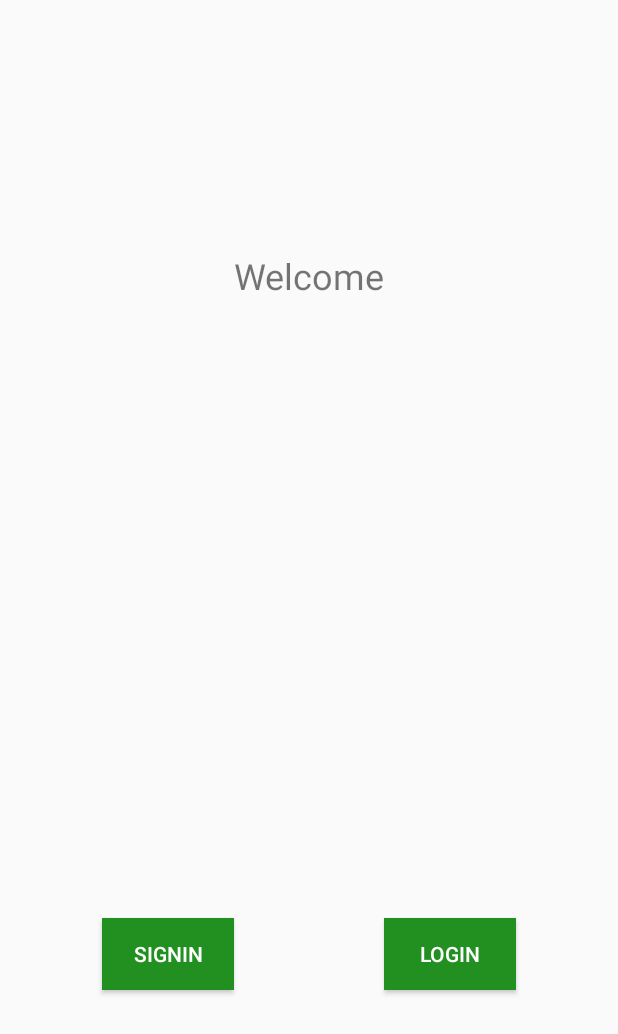
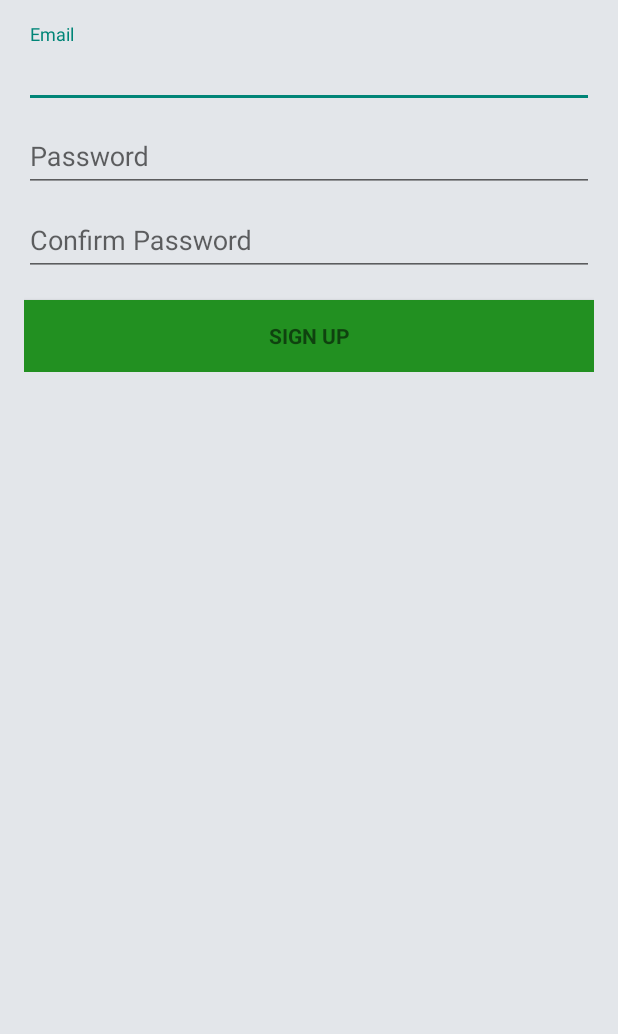
Before and after one commit to bariseymur/bookclub, an Android app: the screen it shows after launch (WelcomeActivity before the commit, SignupActivity after it), after a tap on "SIGNIN", on a phone screen of 412 x 824 dp. Shown: the top 1034 px of the screen. Run offline under Robolectric (Android 15) with nearby library versions, the phone set to English and light mode, and no system bars; 2 statements that could not run were skipped.

Commit message:
Customized WelcomeActivity, SignupActivity and LoginActivity

```diff
--- a/app/src/main/java/com/bookclub/app/bookclub/LoginActivity.java
+++ b/app/src/main/java/com/bookclub/app/bookclub/LoginActivity.java
@@ -28,6 +28,7 @@ import android.widget.AutoCompleteTextView;
 import android.widget.Button;
 import android.widget.EditText;
 import android.widget.TextView;
+import android.widget.Toast;
 
 import java.util.ArrayList;
 import java.util.List;
@@ -66,6 +67,10 @@ public class LoginActivity extends AppCompatActivity implements LoaderCallbacks<
     protected void onCreate(Bundle savedInstanceState) {
         super.onCreate(savedInstanceState);
         setContentView(R.layout.activity_login);
+
+        int i = (int)getIntent().getExtras().get("User");
+        Toast.makeText(this, i + "", Toast.LENGTH_SHORT).show();
+
         // Set up the login form.
         mEmailView = (AutoCompleteTextView) findViewById(R.id.email);
         populateAutoComplete();
@@ -311,6 +316,7 @@ public class LoginActivity extends AppCompatActivity implements LoaderCallbacks<
             try {
                 // Simulate network access.
                 Thread.sleep(2000);
+
             } catch (InterruptedException e) {
                 return false;
             }
--- a/app/src/main/java/com/bookclub/app/bookclub/WelcomeActivity.java
+++ b/app/src/main/java/com/bookclub/app/bookclub/WelcomeActivity.java
@@ -25,7 +25,7 @@ public class WelcomeActivity extends AppCompatActivity {
         loginButton.setOnClickListener(new View.OnClickListener() {
             @Override
             public void onClick(View v) {
-                Toast.makeText(WelcomeActivity.this, "Login Test", Toast.LENGTH_SHORT).show();
+                //Toast.makeText(WelcomeActivity.this, "Login Test", Toast.LENGTH_SHORT).show();
                 Intent intent = new Intent(WelcomeActivity.this, LoginActivity.class);
                 intent.putExtra("User", 873638);
                 startActivity(intent);
@@ -36,7 +36,9 @@ public class WelcomeActivity extends AppCompatActivity {
         signInButton.setOnClickListener(new View.OnClickListener() {
             @Override
             public void onClick(View v) {
-                Toast.makeText(WelcomeActivity.this, "Signin Test", Toast.LENGTH_SHORT).show();
+              //  Toast.makeText(WelcomeActivity.this, "Signin Test", Toast.LENGTH_SHORT).show();
+                Intent intent = new Intent(WelcomeActivity.this, SignupActivity.class);
+                startActivity(intent);
             }
         });
 
--- a/app/src/main/res/layout/activity_signup.xml
+++ b/app/src/main/res/layout/activity_signup.xml
@@ -2,6 +2,7 @@
     xmlns:tools="http://schemas.android.com/tools"
     android:layout_width="match_parent"
     android:layout_height="match_parent"
+    android:background="@color/backgroundColor"
     android:gravity="center_horizontal"
     android:orientation="vertical"
     android:paddingBottom="@dimen/activity_vertical_margin"
@@ -53,13 +54,33 @@
                     android:id="@+id/password"
                     android:layout_width="match_parent"
                     android:layout_height="wrap_content"
-                    android:hint="@string/prompt_password"
+                    android:hint="Password"
                     android:imeActionId="6"
                     android:imeActionLabel="@string/action_sign_in_short"
                     android:imeOptions="actionUnspecified"
                     android:inputType="textPassword"
                     android:maxLines="1"
                     android:singleLine="true" />
+
+
+            </android.support.design.widget.TextInputLayout>
+
+            <android.support.design.widget.TextInputLayout
+                android:layout_width="match_parent"
+                android:layout_height="wrap_content">
+
+                <EditText
+                    android:id="@+id/passwordConfirm"
+                    android:layout_width="match_parent"
+                    android:layout_height="wrap_content"
+                    android:hint="Confirm Password"
+                    android:imeActionId="6"
+                    android:imeActionLabel="@string/action_sign_in_short"
+                    android:imeOptions="actionUnspecified"
+                    android:inputType="textPassword"
+                    android:maxLines="1"
+                    android:singleLine="true" />
+
 
             </android.support.design.widget.TextInputLayout>
 
@@ -69,7 +90,8 @@
                 android:layout_width="match_parent"
                 android:layout_height="wrap_content"
                 android:layout_marginTop="16dp"
-                android:text="@string/action_sign_in"
+                android:background="@color/buttonColor"
+                android:text="Sign Up"
                 android:textStyle="bold" />
 
         </LinearLayout>
--- a/app/src/main/res/layout/activity_welcome.xml
+++ b/app/src/main/res/layout/activity_welcome.xml
@@ -4,54 +4,55 @@
     xmlns:tools="http://schemas.android.com/tools"
     android:layout_width="match_parent"
     android:layout_height="match_parent"
+    android:background="@color/backgroundColor"
     tools:context=".WelcomeActivity">
 
     <Button
         android:id="@+id/loginButton"
         style="@style/Widget.AppCompat.Button"
-        android:layout_width="wrap_content"
-        android:layout_height="wrap_content"
-        android:layout_marginBottom="164dp"
+        android:layout_width="0dp"
+        android:layout_height="48dp"
+        android:layout_marginBottom="10dp"
         android:layout_marginEnd="24dp"
         android:layout_marginStart="24dp"
-        android:background="#229021"
+        android:background="@color/buttonColor"
         android:ellipsize="middle"
-        android:radius="25px"
         android:text="Login"
         android:textColor="#FFFFFF"
-        app:layout_constraintBottom_toBottomOf="parent"
+        app:layout_constraintBottom_toTopOf="@+id/signInButton"
         app:layout_constraintEnd_toEndOf="parent"
-        app:layout_constraintHorizontal_bias="0.84"
+        app:layout_constraintHorizontal_bias="0.0"
         app:layout_constraintStart_toStartOf="parent" />
 
     <Button
         android:id="@+id/signInButton"
         style="@style/Widget.AppCompat.Button"
-        android:layout_width="wrap_content"
+        android:layout_width="0dp"
         android:layout_height="wrap_content"
-        android:layout_marginBottom="164dp"
+        android:layout_marginBottom="100dp"
         android:layout_marginEnd="24dp"
         android:layout_marginStart="24dp"
-        android:background="#229021"
+        android:background="@color/buttonColor"
         android:ellipsize="middle"
         android:radius="25px"
         android:text="SignIn"
         android:textColor="#FFFFFF"
         app:layout_constraintBottom_toBottomOf="parent"
         app:layout_constraintEnd_toEndOf="parent"
-        app:layout_constraintHorizontal_bias="0.16"
+        app:layout_constraintHorizontal_bias="0.0"
         app:layout_constraintStart_toStartOf="parent" />
 
 
     <TextView
         android:id="@+id/Text"
         android:layout_width="wrap_content"
-        android:layout_height="wrap_content"
+        android:layout_height="150dp"
         android:layout_marginEnd="24dp"
         android:layout_marginStart="24dp"
         android:layout_marginTop="167dp"
-        android:text="Welcome"
-        android:textSize="24sp"
+        android:text="Welcome To BookClub"
+        android:textAlignment="center"
+        android:textSize="48sp"
         app:layout_constraintEnd_toEndOf="parent"
         app:layout_constraintStart_toStartOf="parent"
         app:layout_constraintTop_toTopOf="parent" />
--- a/app/src/main/res/values/colors.xml
+++ b/app/src/main/res/values/colors.xml
@@ -3,4 +3,6 @@
     <color name="colorPrimary">#008577</color>
     <color name="colorPrimaryDark">#00574B</color>
     <color name="colorAccent">#D81B60</color>
+    <color name="buttonColor">#229021</color>
+    <color name="backgroundColor">#e3e6ea</color>
 </resources>
--- a/app/src/main/res/values/styles.xml
+++ b/app/src/main/res/values/styles.xml
@@ -6,6 +6,7 @@
         <item name="colorPrimary">@color/colorPrimary</item>
         <item name="colorPrimaryDark">@color/colorPrimaryDark</item>
         <item name="colorAccent">@color/colorAccent</item>
+        <item name="deafultButtonCornerRadius">20px</item>
     </style>
 
 </resources>
```
